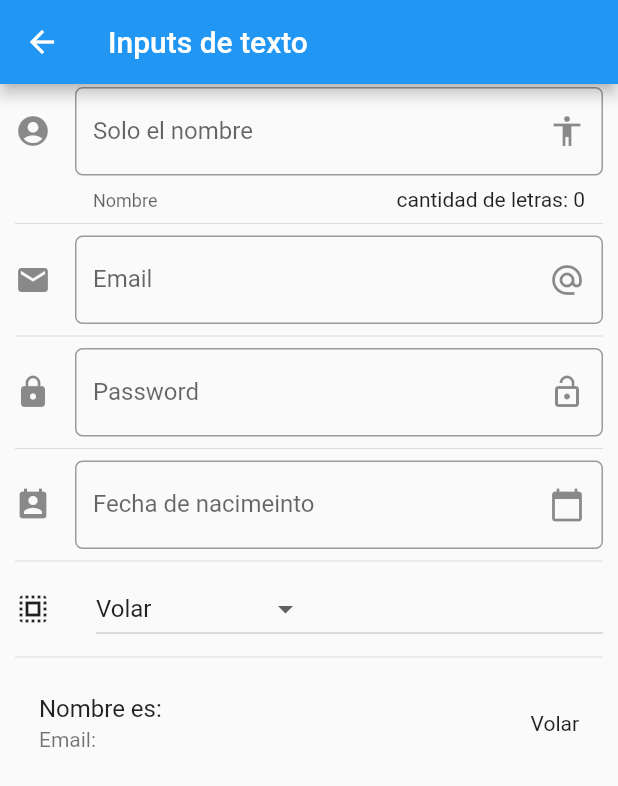
After one commit to MarcoGuerreroP/flutter_componets, a Flutter app: the screen it shows after launch, after a tap on "inputs", on a phone screen of 412 x 824 dp. The commit adds this screen. Shown: the top 786 px of the screen. Run offline on Flutter 3.47's test engine with Material 2 defaults, Android fonts, the phone set to English and light mode, and no system bars; network calls fail.

Commit message:
Aniamted Inputs Listas

```diff
--- a/componentes/data/menu_opts.json
+++ b/componentes/data/menu_opts.json
@@ -15,6 +15,23 @@
             "ruta" : "card",
             "icon" : "folder_open",
             "texto": "Cards - Tarjetas"
+        },
+        {
+            "ruta" : "animatedContainer",
+            "icon" : "donut_large",
+            "texto": "Animated Container"
+
+        },
+        {
+            "ruta" : "input",
+            "icon" : "videocam",
+            "texto": "inputs"
+        },
+        {
+            "ruta" : "list",
+            "icon" : "list",
+            "texto": "Listas"
+
         }
     ]
 }
--- a/componentes/lib/main.dart
+++ b/componentes/lib/main.dart
@@ -2,6 +2,8 @@ import 'package:componentes/src/pages/alert_page.dart';
 import 'package:componentes/src/routes/routes.dart';
 //import 'package:componentes/src/pages/home_temp.dart';
 import 'package:flutter/material.dart';
+import 'package:flutter_localizations/flutter_localizations.dart';
+
 
 void main() => runApp(MyApp());
 
@@ -12,6 +14,15 @@ class MyApp extends StatelessWidget {
     return MaterialApp(
       title: 'componentes APP',
       debugShowCheckedModeBanner: false,
+      localizationsDelegates: [
+
+      GlobalMaterialLocalizations.delegate,
+      GlobalWidgetsLocalizations.delegate,
+      ],
+    supportedLocales: [
+    const Locale('en', 'US'), // English
+    const Locale('es', 'ES'),
+    ],
       // home : HomePage(),
       initialRoute: '/',
       routes: getApplicationRoutes(),
--- /dev/null
+++ b/componentes/lib/src/pages/input_page.dart
@@ -0,0 +1,211 @@
+import 'package:flutter/material.dart';
+class InputPage extends StatefulWidget {
+
+
+  @override
+  _InputPageState createState() => _InputPageState();
+}
+
+class _InputPageState extends State<InputPage> {
+
+  String _nombre = '';
+  String _email = '';
+  String _pass;
+  String _date;
+  String _opcionSeleccionada = 'Volar';
+  TextEditingController _inputFielDateController = new TextEditingController();
+  List<String> _poderes = ['Volar', 'Rayos x', 'Super Aliento', 'Super fuerza', 'Mega Velocidad'];
+
+
+  @override
+  Widget build(BuildContext context) {
+    return Scaffold(
+      appBar: AppBar(
+        title: Text('Inputs de texto'),
+      ),
+      body: ListView(
+        padding: EdgeInsets.symmetric(horizontal: 10.0,vertical: 2.0),
+        children: <Widget>[
+          _crearInput(),
+          Divider(),
+          _crearEmail(),
+          Divider(),
+          _crearPassword(),
+          Divider(),
+          _crearFecha(context),
+          Divider(),
+          _crearDropdown(),
+          Divider(),
+          _crearPersona(),
+
+
+        ],
+      ),
+    );
+    }
+    Widget _crearInput(){
+      return TextField(
+        textCapitalization: TextCapitalization.sentences,
+        decoration: InputDecoration(
+          border:OutlineInputBorder(
+            borderRadius: BorderRadius.circular(5.0)
+          ),
+          counter: Text('cantidad de letras: ${_nombre.length}'),
+          hintText: 'Nombre de la persona',
+          labelText: 'Solo el nombre',
+          helperText: 'Nombre',
+          suffixIcon: Icon(Icons.accessibility),
+          icon: Icon(Icons.account_circle)
+        ),
+        onChanged: (valor){
+          setState(() {
+          _nombre = valor;
+          });
+        },
+
+      );
+  }
+
+  Widget _crearPersona(){
+
+      return ListTile(
+    title: Text('Nombre es: $_nombre'),
+    subtitle: Text('Email: $_email'),
+    trailing: Text(_opcionSeleccionada),
+    );
+  }
+
+
+  Widget _crearEmail(){
+
+    return TextField(
+        keyboardType: TextInputType.emailAddress,
+        decoration: InputDecoration(
+          border:OutlineInputBorder(
+            borderRadius: BorderRadius.circular(5.0)
+          ),
+          hintText: 'Email',
+          labelText: 'Email',
+          suffixIcon: Icon(Icons.alternate_email),
+          icon: Icon(Icons.email)
+        ),
+        onChanged: (valor) => setState(() {
+          _email = valor;
+          })
+      );
+  }
+
+  Widget _crearPassword(){
+    return TextField(
+        obscureText: true,
+        decoration: InputDecoration(
+          border:OutlineInputBorder(
+            borderRadius: BorderRadius.circular(5.0)
+          ),
+          hintText: 'Password',
+          labelText: 'Password',
+          suffixIcon: Icon(Icons.lock_open),
+          icon: Icon(Icons.lock)
+        ),
+        onChanged: (valor) => setState(() {
+          _pass = valor;
+          })
+      );
+
+  }
+
+  Widget _crearFecha(BuildContext context){
+    return TextField(
+        controller: _inputFielDateController,
+        enableInteractiveSelection: false,
+        decoration: InputDecoration(
+          border:OutlineInputBorder(
+            borderRadius: BorderRadius.circular(5.0)
+          ),
+          hintText: 'Fecha de nacimeinto',
+          labelText: 'Fecha de nacimeinto',
+          suffixIcon: Icon(Icons.calendar_today),
+          icon: Icon(Icons.perm_contact_calendar)
+        ),
+        onTap: (){
+          FocusScope.of(context).requestFocus(new FocusNode());
+          _selectDate( context );
+
+        },
+      );
+  }
+
+  _selectDate(BuildContext context) async {
+
+
+
+    DateTime picked = await showDatePicker(
+      context: context,
+
+      initialDate: new DateTime.now(),
+      firstDate: new DateTime(1950),
+      lastDate: new DateTime(2040),
+      locale: Locale('es', 'ES')
+    );
+
+    if ( picked != null) {
+      setState(() {
+        _date = picked.toString();
+        _inputFielDateController.text = _date;
+      });
+
+    }
+
+  }
+
+
+
+  List<DropdownMenuItem<String>> getOpcionesDropdown() {
+
+    List<DropdownMenuItem<String>> lista = new List();
+      _poderes.forEach((poder) {
+       lista.add(DropdownMenuItem(
+          child: Text(poder),
+          value: poder,
+
+       ));
+
+      });
+
+      return lista;
+
+  }
+
+  Widget _crearDropdown(){
+
+    return Row(
+      children: <Widget>[
+      Icon(Icons.select_all),
+      SizedBox(width: 30.0),
+      Expanded(
+      child: DropdownButton(
+      value: _opcionSeleccionada,
+      items: getOpcionesDropdown(),
+      onChanged: (opt){
+        setState(() {
+         _opcionSeleccionada = opt;
+        });
+
+
+      },
+  ),
+
+  )
+
+
+
+
+
+  ],
+  );
+
+  }
+
+
+
+}
--- a/componentes/lib/src/routes/routes.dart
+++ b/componentes/lib/src/routes/routes.dart
@@ -1,4 +1,7 @@
+import 'package:componentes/src/pages/animated_container.dart';
 import 'package:componentes/src/pages/card_page.dart';
+import 'package:componentes/src/pages/input_page.dart';
+import 'package:componentes/src/pages/slider_page.dart';
 import 'package:flutter/material.dart';
 import 'package:componentes/src/pages/alert_page.dart';
 import 'package:componentes/src/pages/avatar_page.dart';
@@ -11,6 +14,11 @@ return <String ,WidgetBuilder>{
       'alert'  : (BuildContext context) => AlertPage(),
       'avatar' : (BuildContext context) => AvatarPage(),
       'card'   : (BuildContext context) => CardPage(),
+      'animatedContainer': (BuildContext context) => AnimatedContainerPage(),
+      'input' : (BuildContext context) => InputPage(),
+      'list'  : (BuildContext context) => SliderPage(),
+
+
   };
 
 }
--- a/componentes/lib/src/utils/icono_string_util.dart
+++ b/componentes/lib/src/utils/icono_string_util.dart
@@ -8,6 +8,9 @@ final _icons = <String, IconData>{
   "add_alert"    : Icons.add_alert,
   "accessibility": Icons.accessibility,
   "folder_open"  : Icons.folder_open,
+  "donut_large"  : Icons.donut_large,
+  "videocam"     : Icons.videocam,
+  "list"         : Icons.list,
 
 
 
--- a/componentes/pubspec.yaml
+++ b/componentes/pubspec.yaml
@@ -27,6 +27,10 @@ dependencies:
 dev_dependencies:
   flutter_test:
     sdk: flutter
+
+  flutter_localizations:
+    sdk: flutter
+
 
 
 # For information on the generic Dart part of this file, see the
```
Also changed, not shown: componentes/lib/src/pages/animated_container.dart (added, +67 -0 lines), componentes/lib/src/pages/slider_page.dart (added, +47 -0 lines), componentes/pubspec.lock.
